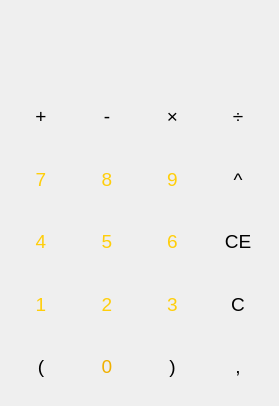
Qt form ui/mainwindow.ui (victorbnl/calculator) before a commit.
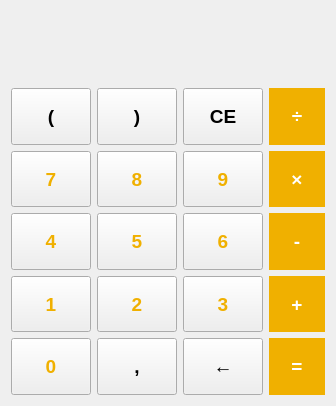
The same form after that commit.

Patch:
```diff
--- a/ui/mainwindow.ui
+++ b/ui/mainwindow.ui
@@ -6,7 +6,7 @@
    <rect>
     <x>0</x>
     <y>0</y>
-    <width>279</width>
+    <width>336</width>
     <height>406</height>
    </rect>
   </property>
@@ -14,25 +14,11 @@
    <string>Calculator</string>
   </property>
   <property name="styleSheet">
-   <string notr="true">QPushButton {
-border: none
-}</string>
+   <string notr="true"/>
   </property>
   <layout class="QGridLayout" name="gridLayout">
-   <item row="0" column="0" colspan="4">
-    <widget class="QLabel" name="label_calculation">
-     <property name="font">
-      <font>
-       <pointsize>18</pointsize>
-      </font>
-     </property>
-     <property name="text">
-      <string/>
-     </property>
-    </widget>
-   </item>
-   <item row="3" column="3">
-    <widget class="QPushButton" name="button_divide">
+   <item row="8" column="1">
+    <widget class="QPushButton" name="button_0">
      <property name="sizePolicy">
       <sizepolicy hsizetype="Expanding" vsizetype="Expanding">
        <horstretch>0</horstretch>
@@ -42,14 +28,18 @@
      <property name="font">
       <font>
        <pointsize>14</pointsize>
+       <bold>true</bold>
       </font>
      </property>
+     <property name="styleSheet">
+      <string notr="true">color: rgb(240, 176, 0);</string>
+     </property>
      <property name="text">
-      <string>÷</string>
+      <string>0</string>
      </property>
     </widget>
    </item>
-   <item row="5" column="1">
+   <item row="5" column="2">
     <widget class="QPushButton" name="button_5">
      <property name="sizePolicy">
       <sizepolicy hsizetype="Expanding" vsizetype="Expanding">
@@ -60,53 +50,18 @@
      <property name="font">
       <font>
        <pointsize>14</pointsize>
+       <bold>true</bold>
       </font>
      </property>
      <property name="styleSheet">
-      <string notr="true">color: rgb(255, 206, 10);</string>
+      <string notr="true">color: rgb(240, 176, 0);</string>
      </property>
      <property name="text">
       <string>5</string>
      </property>
     </widget>
    </item>
-   <item row="6" column="2">
-    <widget class="QPushButton" name="button_3">
-     <property name="sizePolicy">
-      <sizepolicy hsizetype="Expanding" vsizetype="Expanding">
-       <horstretch>0</horstretch>
-       <verstretch>0</verstretch>
-      </sizepolicy>
-     </property>
-     <property name="font">
-      <font>
-       <pointsize>14</pointsize>
-      </font>
-     </property>
-     <property name="styleSheet">
-      <string notr="true">color: rgb(255, 206, 10);</string>
-     </property>
-     <property name="text">
-      <string>3</string>
-     </property>
-    </widget>
-   </item>
-   <item row="1" column="0" colspan="4">
-    <widget class="QLabel" name="label_result">
-     <property name="font">
-      <font>
-       <pointsize>24</pointsize>
-      </font>
-     </property>
-     <property name="text">
-      <string/>
-     </property>
-     <property name="alignment">
-      <set>Qt::AlignRight|Qt::AlignTrailing|Qt::AlignVCenter</set>
-     </property>
-    </widget>
-   </item>
-   <item row="4" column="0">
+   <item row="4" column="1">
     <widget class="QPushButton" name="button_7">
      <property name="sizePolicy">
       <sizepolicy hsizetype="Expanding" vsizetype="Expanding">
@@ -117,18 +72,19 @@
      <property name="font">
       <font>
        <pointsize>14</pointsize>
+       <bold>true</bold>
       </font>
      </property>
      <property name="styleSheet">
-      <string notr="true">color: rgb(255, 206, 10);</string>
+      <string notr="true">color: rgb(240, 176, 0);</string>
      </property>
      <property name="text">
       <string>7</string>
      </property>
     </widget>
    </item>
-   <item row="6" column="0">
-    <widget class="QPushButton" name="button_1">
+   <item row="8" column="4">
+    <widget class="QPushButton" name="pushButton">
      <property name="sizePolicy">
       <sizepolicy hsizetype="Expanding" vsizetype="Expanding">
        <horstretch>0</horstretch>
@@ -138,18 +94,21 @@
      <property name="font">
       <font>
        <pointsize>14</pointsize>
+       <bold>true</bold>
       </font>
      </property>
      <property name="styleSheet">
-      <string notr="true">color: rgb(255, 206, 10);</string>
+      <string notr="true">border: none;
+background-color: rgb(240, 176, 0);
+color: white;</string>
      </property>
      <property name="text">
-      <string>1</string>
+      <string>=</string>
      </property>
     </widget>
    </item>
-   <item row="4" column="2">
-    <widget class="QPushButton" name="button_9">
+   <item row="6" column="3">
+    <widget class="QPushButton" name="button_3">
      <property name="sizePolicy">
       <sizepolicy hsizetype="Expanding" vsizetype="Expanding">
        <horstretch>0</horstretch>
@@ -159,19 +118,38 @@
      <property name="font">
       <font>
        <pointsize>14</pointsize>
+       <bold>true</bold>
       </font>
      </property>
      <property name="styleSheet">
-      <string notr="true">color: rgb(255, 206, 10);</string>
+      <string notr="true">color: rgb(240, 176, 0);</string>
      </property>
      <property name="text">
-      <string>9</string>
+      <string>3</string>
      </property>
     </widget>
    </item>
-   <item row="7" column="3">
-    <widget class="QPushButton" name="button_comma">
+   <item row="0" column="1" colspan="4">
+    <widget class="QLabel" name="label_calculation">
      <property name="sizePolicy">
+      <sizepolicy hsizetype="Preferred" vsizetype="Preferred">
+       <horstretch>0</horstretch>
+       <verstretch>0</verstretch>
+      </sizepolicy>
+     </property>
+     <property name="font">
+      <font>
+       <pointsize>18</pointsize>
+      </font>
+     </property>
+     <property name="text">
+      <string/>
+     </property>
+    </widget>
+   </item>
+   <item row="2" column="2">
+    <widget class="QPushButton" name="button_closing_parenthesis">
+     <property name="sizePolicy">
       <sizepolicy hsizetype="Expanding" vsizetype="Expanding">
        <horstretch>0</horstretch>
        <verstretch>0</verstretch>
@@ -180,15 +158,16 @@
      <property name="font">
       <font>
        <pointsize>14</pointsize>
+       <bold>true</bold>
       </font>
      </property>
      <property name="text">
-      <string>,</string>
+      <string>)</string>
      </property>
     </widget>
    </item>
-   <item row="5" column="0">
-    <widget class="QPushButton" name="button_4">
+   <item row="2" column="4">
+    <widget class="QPushButton" name="button_divide">
      <property name="sizePolicy">
       <sizepolicy hsizetype="Expanding" vsizetype="Expanding">
        <horstretch>0</horstretch>
@@ -198,17 +177,20 @@
      <property name="font">
       <font>
        <pointsize>14</pointsize>
+       <bold>true</bold>
       </font>
      </property>
      <property name="styleSheet">
-      <string notr="true">color: rgb(255, 206, 10);</string>
+      <string notr="true">border: none;
+background-color: rgb(240, 176, 0);
+color: white;</string>
      </property>
      <property name="text">
-      <string>4</string>
+      <string>÷</string>
      </property>
     </widget>
    </item>
-   <item row="5" column="2">
+   <item row="5" column="3">
     <widget class="QPushButton" name="button_6">
      <property name="sizePolicy">
       <sizepolicy hsizetype="Expanding" vsizetype="Expanding">
@@ -219,18 +201,19 @@
      <property name="font">
       <font>
        <pointsize>14</pointsize>
+       <bold>true</bold>
       </font>
      </property>
      <property name="styleSheet">
-      <string notr="true">color: rgb(255, 206, 10);</string>
+      <string notr="true">color: rgb(240, 176, 0);</string>
      </property>
      <property name="text">
       <string>6</string>
      </property>
     </widget>
    </item>
-   <item row="4" column="1">
-    <widget class="QPushButton" name="button_8">
+   <item row="4" column="4">
+    <widget class="QPushButton" name="button_multiply">
      <property name="sizePolicy">
       <sizepolicy hsizetype="Expanding" vsizetype="Expanding">
        <horstretch>0</horstretch>
@@ -240,18 +223,21 @@
      <property name="font">
       <font>
        <pointsize>14</pointsize>
+       <bold>true</bold>
       </font>
      </property>
      <property name="styleSheet">
-      <string notr="true">color: rgb(255, 206, 10);</string>
+      <string notr="true">border: none;
+background-color: rgb(240, 176, 0);
+color: white;</string>
      </property>
      <property name="text">
-      <string>8</string>
+      <string>×</string>
      </property>
     </widget>
    </item>
-   <item row="7" column="1">
-    <widget class="QPushButton" name="button_0">
+   <item row="5" column="4">
+    <widget class="QPushButton" name="button_substract">
      <property name="sizePolicy">
       <sizepolicy hsizetype="Expanding" vsizetype="Expanding">
        <horstretch>0</horstretch>
@@ -261,17 +247,83 @@
      <property name="font">
       <font>
        <pointsize>14</pointsize>
+       <bold>true</bold>
+      </font>
+     </property>
+     <property name="styleSheet">
+      <string notr="true">border: none;
+background-color: rgb(240, 176, 0);
+color: white;</string>
+     </property>
+     <property name="text">
+      <string>-</string>
+     </property>
+    </widget>
+   </item>
+   <item row="4" column="3">
+    <widget class="QPushButton" name="button_9">
+     <property name="sizePolicy">
+      <sizepolicy hsizetype="Expanding" vsizetype="Expanding">
+       <horstretch>0</horstretch>
+       <verstretch>0</verstretch>
+      </sizepolicy>
+     </property>
+     <property name="font">
+      <font>
+       <pointsize>14</pointsize>
+       <bold>true</bold>
       </font>
      </property>
      <property name="styleSheet">
       <string notr="true">color: rgb(240, 176, 0);</string>
      </property>
      <property name="text">
-      <string>0</string>
+      <string>9</string>
+     </property>
+    </widget>
+   </item>
+   <item row="2" column="1">
+    <widget class="QPushButton" name="button_opening_parenthesis">
+     <property name="sizePolicy">
+      <sizepolicy hsizetype="Expanding" vsizetype="Expanding">
+       <horstretch>0</horstretch>
+       <verstretch>0</verstretch>
+      </sizepolicy>
+     </property>
+     <property name="font">
+      <font>
+       <pointsize>14</pointsize>
+       <bold>true</bold>
+      </font>
+     </property>
+     <property name="text">
+      <string>(</string>
      </property>
     </widget>
    </item>
    <item row="6" column="1">
+    <widget class="QPushButton" name="button_1">
+     <property name="sizePolicy">
+      <sizepolicy hsizetype="Expanding" vsizetype="Expanding">
+       <horstretch>0</horstretch>
+       <verstretch>0</verstretch>
+      </sizepolicy>
+     </property>
+     <property name="font">
+      <font>
+       <pointsize>14</pointsize>
+       <bold>true</bold>
+      </font>
+     </property>
+     <property name="styleSheet">
+      <string notr="true">color: rgb(240, 176, 0);</string>
+     </property>
+     <property name="text">
+      <string>1</string>
+     </property>
+    </widget>
+   </item>
+   <item row="6" column="2">
     <widget class="QPushButton" name="button_2">
      <property name="sizePolicy">
       <sizepolicy hsizetype="Expanding" vsizetype="Expanding">
@@ -282,53 +334,18 @@
      <property name="font">
       <font>
        <pointsize>14</pointsize>
+       <bold>true</bold>
       </font>
      </property>
      <property name="styleSheet">
-      <string notr="true">color: rgb(255, 206, 10);</string>
+      <string notr="true">color: rgb(240, 176, 0);</string>
      </property>
      <property name="text">
       <string>2</string>
      </property>
     </widget>
    </item>
-   <item row="7" column="0">
-    <widget class="QPushButton" name="button_opening_parenthesis">
-     <property name="sizePolicy">
-      <sizepolicy hsizetype="Expanding" vsizetype="Expanding">
-       <horstretch>0</horstretch>
-       <verstretch>0</verstretch>
-      </sizepolicy>
-     </property>
-     <property name="font">
-      <font>
-       <pointsize>14</pointsize>
-      </font>
-     </property>
-     <property name="text">
-      <string>(</string>
-     </property>
-    </widget>
-   </item>
-   <item row="7" column="2">
-    <widget class="QPushButton" name="button_closing_parenthesis">
-     <property name="sizePolicy">
-      <sizepolicy hsizetype="Expanding" vsizetype="Expanding">
-       <horstretch>0</horstretch>
-       <verstretch>0</verstretch>
-      </sizepolicy>
-     </property>
-     <property name="font">
-      <font>
-       <pointsize>14</pointsize>
-      </font>
-     </property>
-     <property name="text">
-      <string>)</string>
-     </property>
-    </widget>
-   </item>
-   <item row="3" column="0">
+   <item row="6" column="4">
     <widget class="QPushButton" name="button_add">
      <property name="sizePolicy">
       <sizepolicy hsizetype="Expanding" vsizetype="Expanding">
@@ -339,15 +356,21 @@
      <property name="font">
       <font>
        <pointsize>14</pointsize>
+       <bold>true</bold>
       </font>
      </property>
+     <property name="styleSheet">
+      <string notr="true">border: none;
+background-color: rgb(240, 176, 0);
+color: white;</string>
+     </property>
      <property name="text">
       <string>+</string>
      </property>
     </widget>
    </item>
-   <item row="3" column="1">
-    <widget class="QPushButton" name="button_substract">
+   <item row="8" column="2">
+    <widget class="QPushButton" name="button_comma">
      <property name="sizePolicy">
       <sizepolicy hsizetype="Expanding" vsizetype="Expanding">
        <horstretch>0</horstretch>
@@ -357,15 +380,16 @@
      <property name="font">
       <font>
        <pointsize>14</pointsize>
+       <bold>true</bold>
       </font>
      </property>
      <property name="text">
-      <string>-</string>
+      <string>,</string>
      </property>
     </widget>
    </item>
-   <item row="3" column="2">
-    <widget class="QPushButton" name="button_multiply">
+   <item row="4" column="2">
+    <widget class="QPushButton" name="button_8">
      <property name="sizePolicy">
       <sizepolicy hsizetype="Expanding" vsizetype="Expanding">
        <horstretch>0</horstretch>
@@ -375,33 +399,34 @@
      <property name="font">
       <font>
        <pointsize>14</pointsize>
+       <bold>true</bold>
       </font>
      </property>
+     <property name="styleSheet">
+      <string notr="true">color: rgb(240, 176, 0);</string>
+     </property>
      <property name="text">
-      <string>×</string>
+      <string>8</string>
      </property>
     </widget>
    </item>
-   <item row="4" column="3">
-    <widget class="QPushButton" name="button_power">
-     <property name="sizePolicy">
-      <sizepolicy hsizetype="Expanding" vsizetype="Expanding">
-       <horstretch>0</horstretch>
-       <verstretch>0</verstretch>
-      </sizepolicy>
-     </property>
+   <item row="1" column="1" colspan="4">
+    <widget class="QLabel" name="label_result">
      <property name="font">
       <font>
-       <pointsize>14</pointsize>
+       <pointsize>24</pointsize>
       </font>
      </property>
      <property name="text">
-      <string>^</string>
+      <string/>
      </property>
+     <property name="alignment">
+      <set>Qt::AlignRight|Qt::AlignTrailing|Qt::AlignVCenter</set>
+     </property>
     </widget>
    </item>
-   <item row="5" column="3">
-    <widget class="QPushButton" name="button_ce">
+   <item row="5" column="1">
+    <widget class="QPushButton" name="button_4">
      <property name="sizePolicy">
       <sizepolicy hsizetype="Expanding" vsizetype="Expanding">
        <horstretch>0</horstretch>
@@ -411,14 +436,18 @@
      <property name="font">
       <font>
        <pointsize>14</pointsize>
+       <bold>true</bold>
       </font>
      </property>
+     <property name="styleSheet">
+      <string notr="true">color: rgb(240, 176, 0);</string>
+     </property>
      <property name="text">
-      <string>CE</string>
+      <string>4</string>
      </property>
     </widget>
    </item>
-   <item row="6" column="3">
+   <item row="2" column="3">
     <widget class="QPushButton" name="button_c">
      <property name="sizePolicy">
       <sizepolicy hsizetype="Expanding" vsizetype="Expanding">
@@ -429,10 +458,30 @@
      <property name="font">
       <font>
        <pointsize>14</pointsize>
+       <bold>true</bold>
       </font>
      </property>
      <property name="text">
-      <string>C</string>
+      <string>CE</string>
+     </property>
+    </widget>
+   </item>
+   <item row="8" column="3">
+    <widget class="QPushButton" name="button_ce">
+     <property name="sizePolicy">
+      <sizepolicy hsizetype="Expanding" vsizetype="Expanding">
+       <horstretch>0</horstretch>
+       <verstretch>0</verstretch>
+      </sizepolicy>
+     </property>
+     <property name="font">
+      <font>
+       <pointsize>14</pointsize>
+       <bold>true</bold>
+      </font>
+     </property>
+     <property name="text">
+      <string>←</string>
      </property>
     </widget>
    </item>
```
Left out of the diff: 16 changed lines with no effect on the pictures.
